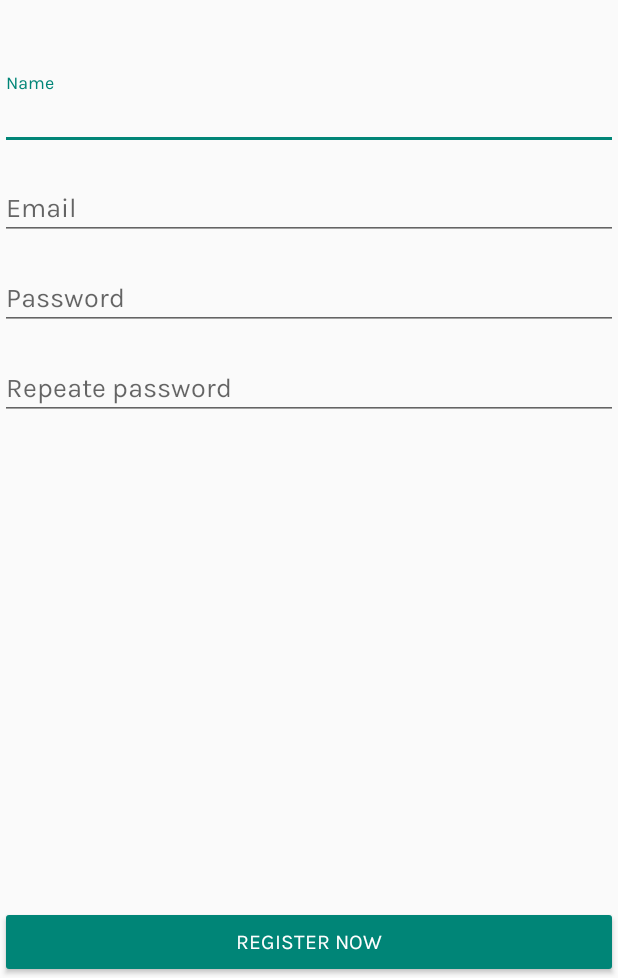
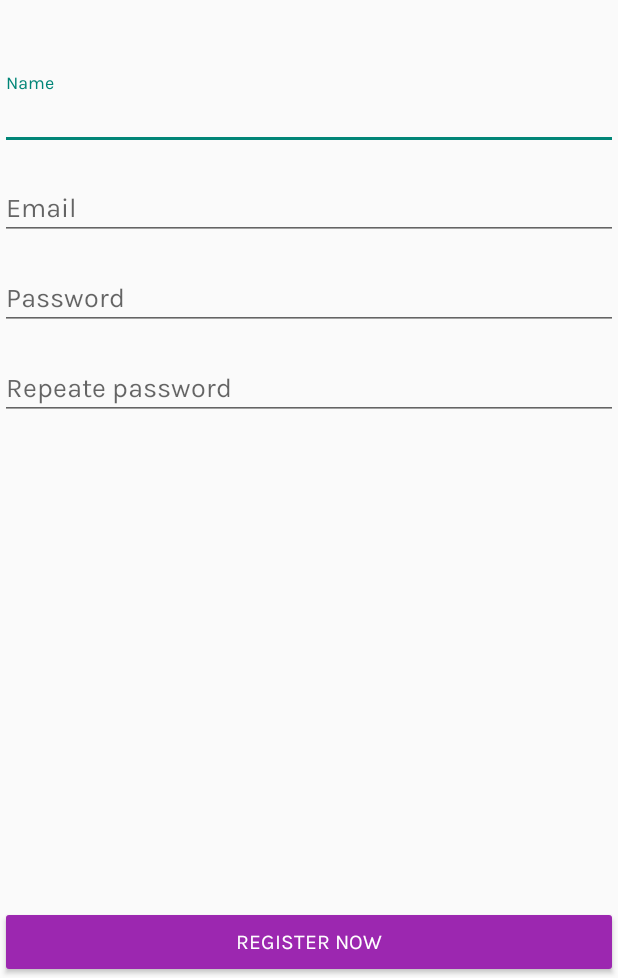
Before and after one commit to sergiokoloszuk/DigitalNews, an Android app: the RegisterActivity screen opened directly, with no data from a screen before it, on a phone screen of 412 x 824 dp, the part 258-1236 px from its top. Run offline under Robolectric (Android 15) with nearby library versions, the light colour scheme and no system bars; our stand-ins replace CircleImageView.

Commit message:
cor do botao

```diff
--- a/app/src/main/res/layout/activity_register.xml
+++ b/app/src/main/res/layout/activity_register.xml
@@ -91,6 +91,7 @@
         android:layout_alignParentBottom="true"
         android:text="Register now"
         android:fontFamily="@font/karla_regular"
+        android:backgroundTint="@color/primary"
         android:textAllCaps="true" />
 
 
```
